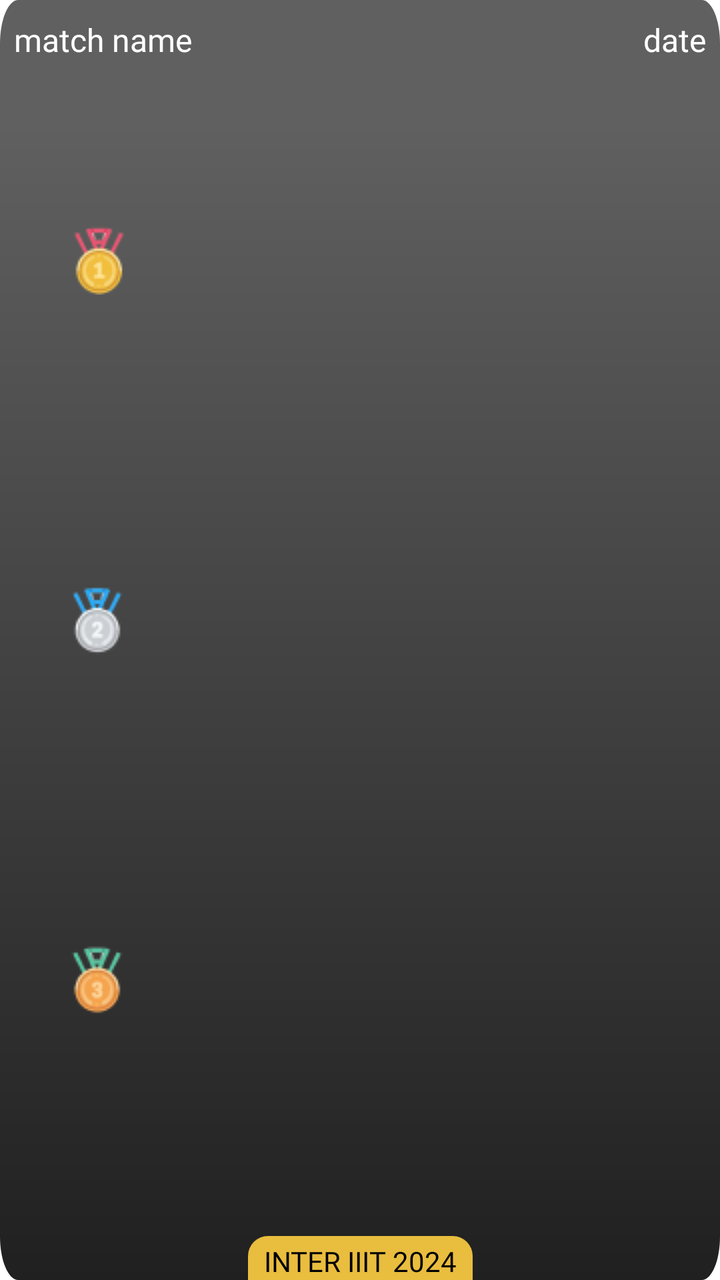
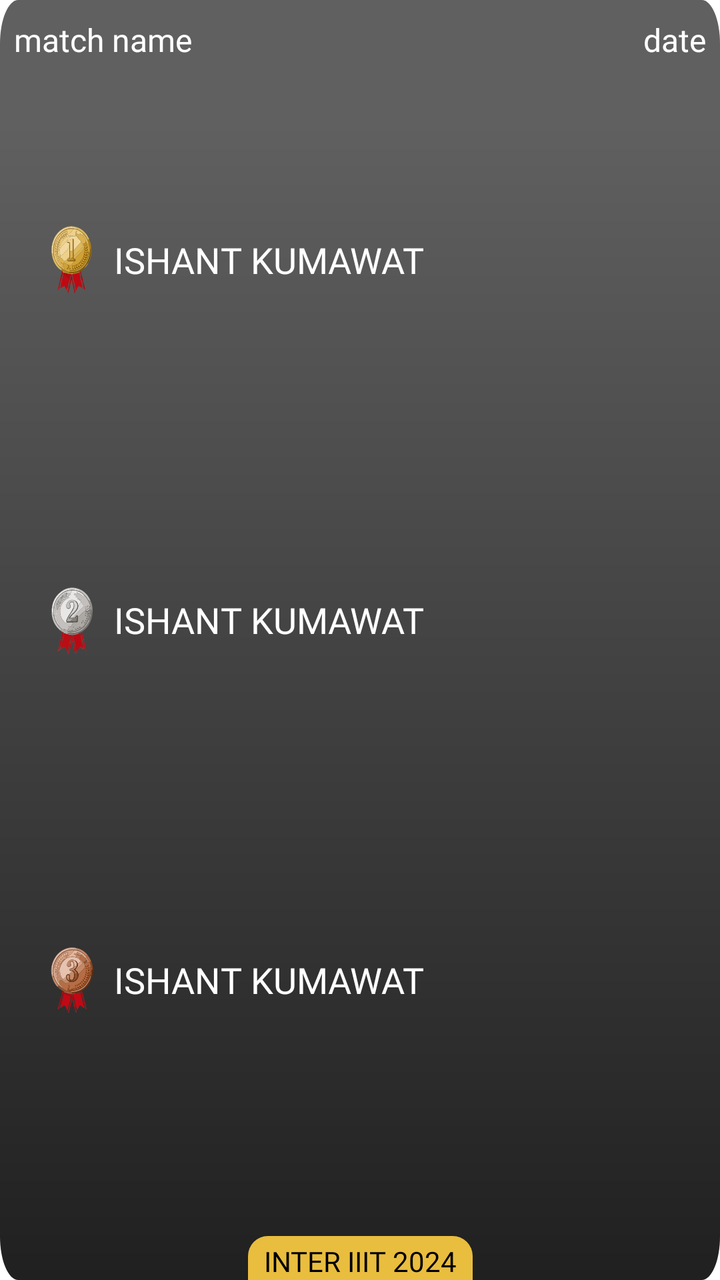

Compare the two renders of this Android layout. The source of the first and the diff that turns it into the second are given below.
<!-- AndroidManifest.xml: application theme Theme.NavigationDrawer -->
<!-- res/layout/layout_atheletes.xml -->
<?xml version="1.0" encoding="utf-8"?>
<androidx.constraintlayout.widget.ConstraintLayout xmlns:android="http://schemas.android.com/apk/res/android"
    xmlns:app="http://schemas.android.com/apk/res-auto"
    android:layout_width="match_parent"
    android:layout_height="200dp"
    android:layout_marginHorizontal="10dp"
    android:layout_marginVertical="10dp"
    android:background="@drawable/fade3">

    <LinearLayout
        android:id="@+id/lay1"
        android:layout_width="match_parent"
        android:layout_height="40dp"
        android:orientation="horizontal"
        android:padding="5dp"
        android:weightSum="1"
        app:layout_constraintEnd_toEndOf="parent"
        app:layout_constraintStart_toStartOf="parent"
        app:layout_constraintTop_toTopOf="parent">

        <TextView
            android:id="@+id/matchName"
            android:layout_width="0dp"
            android:layout_height="40dp"
            android:layout_gravity="center_vertical"
            android:layout_weight="0.7"
            android:fontFamily="@font/poppins_semibold"
            android:gravity="center_vertical|start"
            android:hint="match name"
            android:paddingHorizontal="2dp"
            android:textAllCaps="true"
            android:textColor="#E9E9E9"
            android:textColorHint="@color/white"
            android:textSize="16sp" />

        <TextView
            android:id="@+id/date"
            android:layout_width="0dp"
            android:layout_height="40dp"
            android:layout_gravity="center_vertical"
            android:layout_weight="0.3"
            android:fontFamily="@font/poppins_semibold"
            android:gravity="center_vertical|end"
            android:hint="date"
            android:paddingHorizontal="2dp"
            android:textColor="#E9E9E9"
            android:textColorHint="@color/white"
            android:textSize="16sp" />
    </LinearLayout>

    <LinearLayout
        android:layout_width="match_parent"
        android:layout_height="wrap_content"
        android:layout_marginTop="45dp"
        android:orientation="vertical"
        android:visibility="gone">

        <TextView
            android:id="@+id/time"
            android:layout_width="match_parent"
            android:layout_height="wrap_content"
            android:autoSizeMaxTextSize="20sp"
            android:fontFamily="@font/poppins_medium"
            android:gravity="center"
            android:hint="time"
            android:textColor="@color/white"
            android:textColorHint="@color/white"
            android:textSize="16sp" />
    </LinearLayout>

    <LinearLayout
        android:layout_width="match_parent"
        android:layout_height="0dp"
        android:layout_marginHorizontal="30dp"
        android:orientation="vertical"
        android:weightSum="3"
        app:layout_constraintBottom_toBottomOf="parent"
        app:layout_constraintEnd_toEndOf="parent"
        app:layout_constraintStart_toStartOf="parent"
        app:layout_constraintTop_toBottomOf="@id/lay1">

        <TextView
            android:id="@+id/play1"
            android:layout_width="match_parent"
            android:layout_height="0dp"
            android:layout_weight="0.9"
            android:autoSizeMaxTextSize="20sp"
            android:drawablePadding="5dp"
            android:fontFamily="@font/poppins_medium"
            android:padding="5dp"
            android:textColor="@color/white"
            android:textSize="20sp"
            app:drawableLeftCompat="@drawable/gold" />

        <TextView
            android:id="@+id/play2"
            android:layout_width="match_parent"
            android:layout_height="0dp"
            android:layout_weight="0.9"
            android:autoSizeMaxTextSize="20sp"
            android:drawablePadding="5dp"
            android:fontFamily="@font/poppins_medium"
            android:padding="5dp"
            android:textColor="@color/white"
            android:textSize="20sp"
            app:drawableLeftCompat="@drawable/silver" />

        <TextView
            android:id="@+id/play3"
            android:layout_width="match_parent"
            android:layout_height="0dp"
            android:layout_weight="0.9"
            android:autoSizeMaxTextSize="20sp"
            android:drawablePadding="5dp"
            android:fontFamily="@font/poppins_medium"
            android:padding="5dp"
            android:textColor="@color/white"
            android:textSize="20sp"
            app:drawableLeftCompat="@drawable/bronze" />
    </LinearLayout>

    <TextView
        android:layout_width="wrap_content"
        android:layout_height="wrap_content"
        android:background="@drawable/backlesss"
        android:fontFamily="@font/poppins_medium"
        android:gravity="center|bottom"
        android:paddingHorizontal="8dp"
        android:paddingTop="3dp"
        android:text="inter iiit 2024"
        android:textAllCaps="true"
        android:textColor="@color/black"
        app:layout_constraintBottom_toBottomOf="parent"
        app:layout_constraintEnd_toEndOf="parent"
        app:layout_constraintStart_toStartOf="parent" />
</androidx.constraintlayout.widget.ConstraintLayout>
<!-- resources referenced by this layout -->
<resources>
  <color name="black">#FF000000</color>
  <color name="white">#FFFFFFFF</color>
  <!-- drawable backlesss (drawable) -->
  <?xml version="1.0" encoding="utf-8"?>
  <shape xmlns:android="http://schemas.android.com/apk/res/android">
      <solid android:color="#E9BD3E" /> 
  
      <corners
          android:topLeftRadius="10dp"
          android:topRightRadius="10dp" />
  </shape>
  <!-- drawable bronze: png bitmap (drawable, 2273 bytes) -->
  <!-- drawable fade3 (drawable) -->
  <vector xmlns:android="http://schemas.android.com/apk/res/android"
      xmlns:aapt="http://schemas.android.com/aapt"
      android:width="400dp"
      android:height="293dp"
      android:viewportWidth="393"
      android:viewportHeight="293">
  
      <path android:pathData="M10,0h373c5.523,0 10,4.477 10,10v273c0,5.523 -4.477,10 -10,10h-373c-5.523,0 -10,-4.477 -10,-10v-273c0,-5.523 4.477,-10 10,-10Z">
          <aapt:attr name="android:fillColor">
              <gradient
                  android:endX="197"
                  android:endY="27.9"
                  android:startX="197"
                  android:startY="293"
                  android:type="linear">
                  <item
                      android:color="#202020"
                      android:offset="0" />
                  <item
                      android:color="#606060"
                      android:offset="1" />
              </gradient>
          </aapt:attr>
      </path>
  </vector>
  <!-- drawable gold: png bitmap (drawable, 2313 bytes) -->
  <!-- drawable silver: png bitmap (drawable, 2055 bytes) -->
  <style name="Theme.NavigationDrawer" parent="Theme.MaterialComponents.DayNight.NoActionBar">
          
          <item name="colorPrimary">#FFECA1</item>
          
      </style>
</resources>

<!-- the commit's change to res/layout/layout_atheletes.xml (unified diff, before → after) -->
@@ -48,30 +48,30 @@
             android:textSize="16sp" />
     </LinearLayout>
 
-    <LinearLayout
-        android:layout_width="match_parent"
-        android:layout_height="wrap_content"
-        android:layout_marginTop="45dp"
-        android:orientation="vertical"
-        android:visibility="gone">
+    
+    
+    
+    
+    
+    
 
-        <TextView
-            android:id="@+id/time"
-            android:layout_width="match_parent"
-            android:layout_height="wrap_content"
-            android:autoSizeMaxTextSize="20sp"
-            android:fontFamily="@font/poppins_medium"
-            android:gravity="center"
-            android:hint="time"
-            android:textColor="@color/white"
-            android:textColorHint="@color/white"
-            android:textSize="16sp" />
-    </LinearLayout>
+    
+    
+    
+    
+    
+    
+    
+    
+    
+    
+    
+    
 
     <LinearLayout
         android:layout_width="match_parent"
         android:layout_height="0dp"
-        android:layout_marginHorizontal="30dp"
+        android:layout_marginHorizontal="20dp"
         android:orientation="vertical"
         android:weightSum="3"
         app:layout_constraintBottom_toBottomOf="parent"
@@ -79,44 +79,95 @@
         app:layout_constraintStart_toStartOf="parent"
         app:layout_constraintTop_toBottomOf="@id/lay1">
 
-        <TextView
-            android:id="@+id/play1"
+        <LinearLayout
             android:layout_width="match_parent"
             android:layout_height="0dp"
             android:layout_weight="0.9"
-            android:autoSizeMaxTextSize="20sp"
-            android:drawablePadding="5dp"
-            android:fontFamily="@font/poppins_medium"
-            android:padding="5dp"
-            android:textColor="@color/white"
-            android:textSize="20sp"
-            app:drawableLeftCompat="@drawable/gold" />
+            android:orientation="horizontal"
+            android:weightSum="1">
 
-        <TextView
-            android:id="@+id/play2"
+            <ImageView
+                android:layout_width="0dp"
+                android:layout_height="wrap_content"
+                android:layout_gravity="center_vertical"
+                android:layout_weight="0.1"
+                android:src="@drawable/med1" />
+
+            <TextView
+                android:id="@+id/play1"
+                android:layout_width="0dp"
+                android:layout_height="match_parent"
+                android:layout_weight="0.9"
+                android:autoSizeMaxTextSize="20sp"
+                android:drawablePadding="5dp"
+                android:fontFamily="@font/poppins_medium"
+                android:gravity="center_vertical"
+                android:padding="5dp"
+                android:text="ishant kumawat"
+                android:textAllCaps="true"
+                android:textColor="@color/white"
+                android:textSize="18sp" />
+        </LinearLayout>
+
+        <LinearLayout
             android:layout_width="match_parent"
             android:layout_height="0dp"
             android:layout_weight="0.9"
-            android:autoSizeMaxTextSize="20sp"
-            android:drawablePadding="5dp"
-            android:fontFamily="@font/poppins_medium"
-            android:padding="5dp"
-            android:textColor="@color/white"
-            android:textSize="20sp"
-            app:drawableLeftCompat="@drawable/silver" />
+            android:orientation="horizontal"
+            android:weightSum="1">
 
-        <TextView
-            android:id="@+id/play3"
+            <ImageView
+                android:layout_width="0dp"
+                android:layout_height="wrap_content"
+                android:layout_gravity="center_vertical"
+                android:layout_weight="0.1"
+                android:src="@drawable/med2" />
+
+            <TextView
+                android:id="@+id/play2"
+                android:layout_width="0dp"
+                android:layout_height="match_parent"
+                android:layout_weight="0.9"
+                android:autoSizeMaxTextSize="20sp"
+                android:drawablePadding="5dp"
+                android:fontFamily="@font/poppins_medium"
+                android:gravity="center_vertical"
+                android:padding="5dp"
+                android:text="ishant kumawat"
+                android:textAllCaps="true"
+                android:textColor="@color/white"
+                android:textSize="18sp" />
+        </LinearLayout>
+
+        <LinearLayout
             android:layout_width="match_parent"
             android:layout_height="0dp"
             android:layout_weight="0.9"
-            android:autoSizeMaxTextSize="20sp"
-            android:drawablePadding="5dp"
-            android:fontFamily="@font/poppins_medium"
-            android:padding="5dp"
-            android:textColor="@color/white"
-            android:textSize="20sp"
-            app:drawableLeftCompat="@drawable/bronze" />
+            android:orientation="horizontal"
+            android:weightSum="1">
+
+            <ImageView
+                android:layout_width="0dp"
+                android:layout_height="wrap_content"
+                android:layout_gravity="center_vertical"
+                android:layout_weight="0.1"
+                android:src="@drawable/med3" />
+
+            <TextView
+                android:id="@+id/play3"
+                android:layout_width="0dp"
+                android:layout_height="match_parent"
+                android:layout_weight="0.9"
+                android:autoSizeMaxTextSize="20sp"
+                android:drawablePadding="5dp"
+                android:fontFamily="@font/poppins_medium"
+                android:gravity="center_vertical"
+                android:padding="5dp"
+                android:text="ishant kumawat"
+                android:textAllCaps="true"
+                android:textColor="@color/white"
+                android:textSize="18sp" />
+        </LinearLayout>
     </LinearLayout>
 
     <TextView
<!-- resource entries referenced after the edit -->
@@ -11,7 +11,6 @@
           android:topLeftRadius="10dp"
           android:topRightRadius="10dp" />
   </shape>
-  <!-- drawable bronze: png bitmap (drawable, 2273 bytes) -->
   <!-- drawable fade3 (drawable) -->
   <vector xmlns:android="http://schemas.android.com/apk/res/android"
       xmlns:aapt="http://schemas.android.com/aapt"
@@ -38,8 +37,9 @@
           </aapt:attr>
       </path>
   </vector>
-  <!-- drawable gold: png bitmap (drawable, 2313 bytes) -->
-  <!-- drawable silver: png bitmap (drawable, 2055 bytes) -->
+  <!-- drawable med1: vector/xml drawable (drawable, 61481 chars, omitted) -->
+  <!-- drawable med2: vector/xml drawable (drawable, 97928 chars, omitted) -->
+  <!-- drawable med3: vector/xml drawable (drawable, 67109 chars, omitted) -->
   <style name="Theme.NavigationDrawer" parent="Theme.MaterialComponents.DayNight.NoActionBar">
           
           <item name="colorPrimary">#FFECA1</item>
